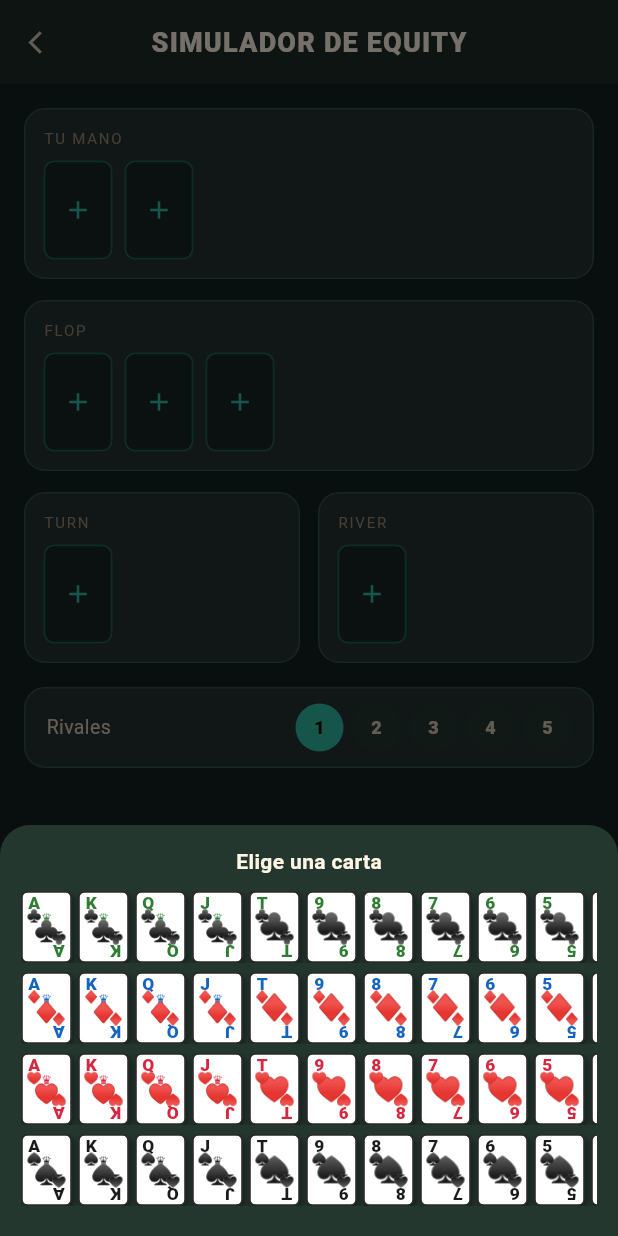
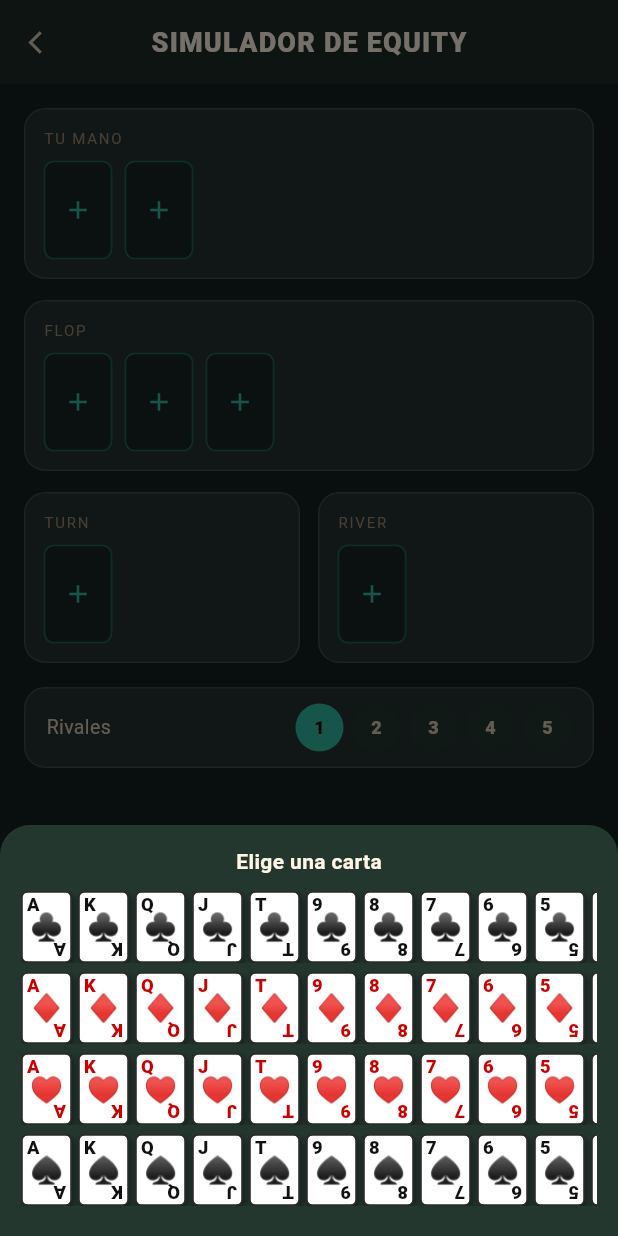
Before and after one commit to natxocasino17/poker-gto-trainer-2, a Flutter app: the SimulatorScreen screen opened directly, after a tap on the "add" icon, on a phone screen of 412 x 824 dp. Run offline on Flutter 3.47's test engine with Material 3 defaults, Android fonts, the phone set to English and light mode, and no system bars; our stand-ins replace shared_preferences; accounts and stored records are empty.

Commit message:
Simplifica diseño de cartas: solo rango + palo central, negro o rojo
- Elimina cuatro colores: solo rojo (#CC0000) y negro (#111111)
- Cara: número en esquinas + símbolo del palo grande centrado
- Sin corona en figuras, sin símbolo de palo en las esquinas
- Reverso: fondo negro sólido, borde blanco fino

https://claude.ai/code/session_014ejo3s9j1EqgiaQPKcWeGK

```diff
--- a/lib/presentation/screens/play/widgets/card_widget.dart
+++ b/lib/presentation/screens/play/widgets/card_widget.dart
@@ -2,9 +2,6 @@ import 'package:flutter/material.dart';
 import '../../../../core/constants/app_colors.dart';
 import '../../../../data/models/card_model.dart';
 
-/// Comic-style card rendered as pure vectors: razor sharp at any
-/// resolution (4K included). Optional four-color deck so suits can
-/// never be confused (pro standard: ♥ red, ♦ blue, ♣ green, ♠ black).
 class CardWidget extends StatelessWidget {
   final CardModel? card;
   final bool faceDown;
@@ -12,8 +9,8 @@ class CardWidget extends StatelessWidget {
   final double height;
   final bool highlighted;
 
-  /// Global deck mode, persisted via settings. true = four-color deck.
-  static bool fourColorDeck = true;
+  // kept for settings compatibility — value ignored; always classic 2-color
+  static bool fourColorDeck = false;
 
   const CardWidget({
     super.key,
@@ -25,21 +22,13 @@ class CardWidget extends StatelessWidget {
   });
 
   static Color suitColor(Suit s) {
-    if (fourColorDeck) {
-      switch (s) {
-        case Suit.hearts: return const Color(0xFFD7263D);
-        case Suit.diamonds: return const Color(0xFF1565C0);
-        case Suit.clubs: return const Color(0xFF2E7D32);
-        case Suit.spades: return const Color(0xFF1A1A1A);
-      }
-    }
     switch (s) {
       case Suit.hearts:
       case Suit.diamonds:
-        return const Color(0xFFD7263D);
+        return const Color(0xFFCC0000);
       case Suit.clubs:
       case Suit.spades:
-        return const Color(0xFF1A1A1A);
+        return const Color(0xFF111111);
     }
   }
 
@@ -54,57 +43,24 @@ class CardWidget extends StatelessWidget {
       width: width,
       height: height,
       decoration: BoxDecoration(
-        gradient: const LinearGradient(
-          begin: Alignment.topLeft,
-          end: Alignment.bottomRight,
-          colors: [Color(0xFF7A1020), Color(0xFFB0182E)],
-        ),
+        color: const Color(0xFF1A1A1A),
         borderRadius: BorderRadius.circular(width * 0.12),
-        border: Border.all(color: Colors.white, width: width * 0.055),
-        boxShadow: const [BoxShadow(color: Colors.black45, blurRadius: 3, offset: Offset(1, 2))],
-      ),
-      child: Center(
-        child: Container(
-          width: width * 0.5,
-          height: width * 0.5,
-          decoration: BoxDecoration(
-            shape: BoxShape.circle,
-            color: Colors.white.withOpacity(0.10),
-            border: Border.all(color: Colors.white.withOpacity(0.55), width: 1.4),
-          ),
-          child: Center(
-            child: Text('❖', style: TextStyle(color: Colors.white.withOpacity(0.85), fontSize: width * 0.28)),
-          ),
-        ),
+        border: Border.all(color: Colors.white, width: width * 0.05),
+        boxShadow: const [BoxShadow(color: Colors.black54, blurRadius: 3, offset: Offset(1, 2))],
       ),
     );
   }
 
   Widget _buildFace(CardModel c) {
-    // Clean classic deck: crisp white card, thin border, corner indices
-    // (rank over suit) in both corners and a single large central pip.
-    // Pure vectors → razor-sharp at any resolution.
     final ink = suitColor(c.suit);
-    final isCourt = c.rank >= 11; // J, Q, K
-
-    Widget cornerIndex() => Column(
-          mainAxisSize: MainAxisSize.min,
-          crossAxisAlignment: CrossAxisAlignment.center,
-          children: [
-            Text(
+    final rank = Text(
       c.rankSymbol,
       style: TextStyle(
         color: ink,
-                fontSize: width * 0.34,
-                fontWeight: FontWeight.w800,
-                height: 0.9,
+        fontSize: width * 0.36,
+        fontWeight: FontWeight.w900,
+        height: 1.0,
       ),
-            ),
-            Text(
-              c.suitSymbol,
-              style: TextStyle(color: ink, fontSize: width * 0.24, height: 0.9),
-            ),
-          ],
     );
 
     return Container(
@@ -115,7 +71,7 @@ class CardWidget extends StatelessWidget {
         borderRadius: BorderRadius.circular(width * 0.12),
         border: Border.all(
           color: highlighted ? AppColors.gold : const Color(0xFF2A2A2A),
-          width: highlighted ? 2.2 : width * 0.035,
+          width: highlighted ? 2.0 : width * 0.035,
         ),
         boxShadow: [
           BoxShadow(
@@ -127,27 +83,20 @@ class CardWidget extends StatelessWidget {
       ),
       child: Stack(
         children: [
-          // Central pip (or court crown + pip)
+          // Big suit symbol centered
           Center(
-            child: Column(
-              mainAxisSize: MainAxisSize.min,
-              children: [
-                if (isCourt)
-                  Text('♛', style: TextStyle(color: ink, fontSize: width * 0.22, height: 1.0)),
-                Text(
+            child: Text(
               c.suitSymbol,
-                  style: TextStyle(color: ink, fontSize: width * (isCourt ? 0.4 : 0.5), height: 1.0),
-                ),
-              ],
+              style: TextStyle(color: ink, fontSize: width * 0.52, height: 1.0),
             ),
           ),
-          // Top-left corner index
-          Positioned(left: width * 0.07, top: height * 0.04, child: cornerIndex()),
-          // Bottom-right corner index (rotated 180°)
+          // Top-left rank
+          Positioned(left: width * 0.08, top: height * 0.04, child: rank),
+          // Bottom-right rank (rotated)
           Positioned(
-            right: width * 0.07,
+            right: width * 0.08,
             bottom: height * 0.04,
-            child: Transform.rotate(angle: 3.14159, child: cornerIndex()),
+            child: Transform.rotate(angle: 3.14159, child: rank),
           ),
         ],
       ),
```
Lines whose indentation alone changed are shown as unchanged.
